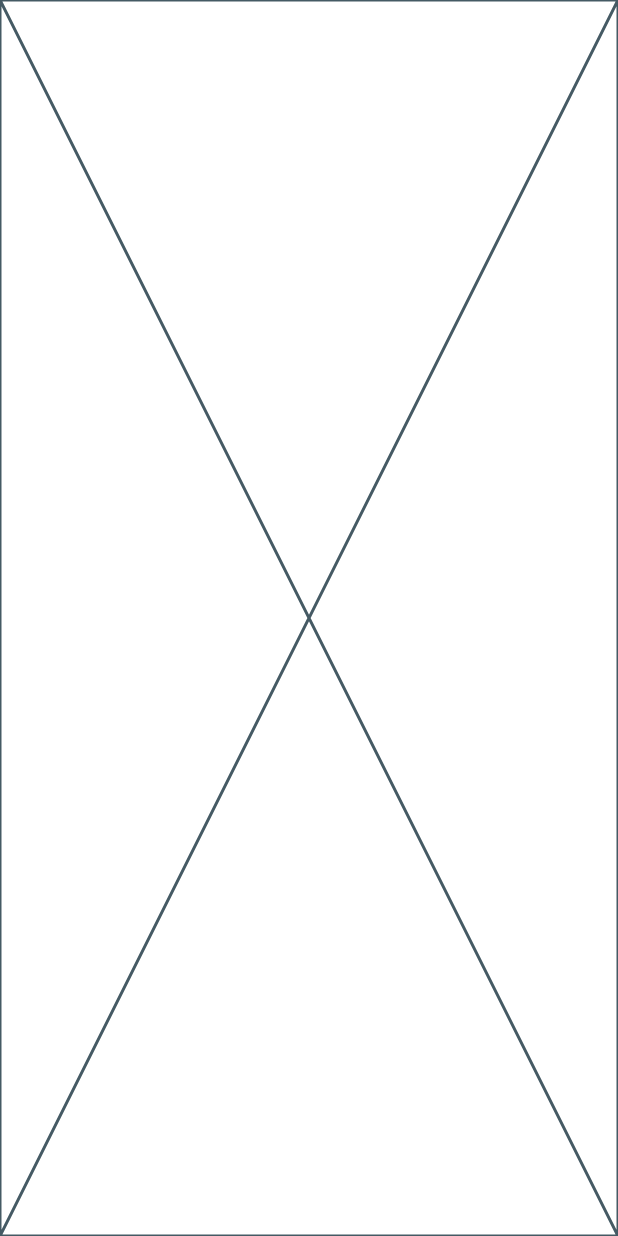
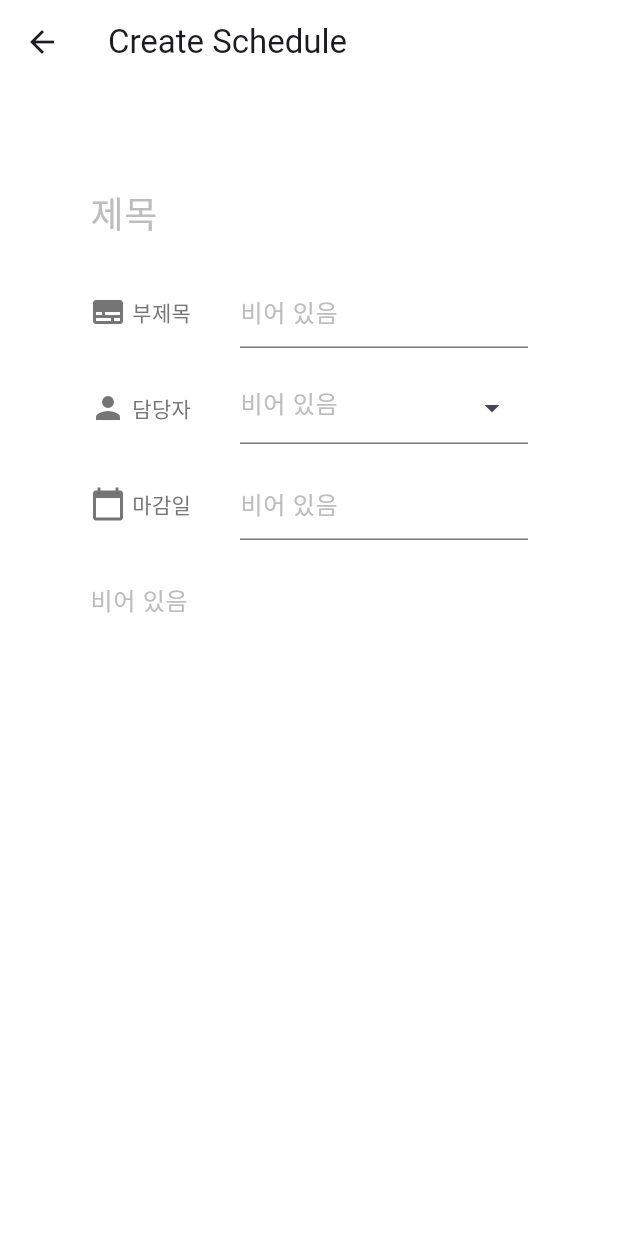
Before and after one commit to frihett/TodoListForProject, a Flutter app: the screen it shows after launch, after a tap on "일정 생성하기", on a phone screen of 412 x 824 dp. Run offline on Flutter 3.47's test engine with Material 3 defaults, Android fonts, the phone set to English and light mode, and no system bars; our stand-ins replace get.

Commit message:
feat: ScheduleCreatePage UI 뼈대 작성

```diff
--- a/lib/pages/schedule_create_page.dart
+++ b/lib/pages/schedule_create_page.dart
@@ -1,10 +1,138 @@
 import 'package:flutter/material.dart';
+import 'package:get/get.dart';
+import 'package:todo_list_for_project_1/controllers/schedule_controller.dart';
+import 'package:todo_list_for_project_1/models/schedule.dart';
+import 'package:todo_list_for_project_1/models/employee.dart';
 
-class ScheduleCreatePage extends StatelessWidget {
+class ScheduleCreatePage extends StatefulWidget {
   const ScheduleCreatePage({super.key});
 
   @override
+  _ScheduleCreatePageState createState() => _ScheduleCreatePageState();
+}
+
+class _ScheduleCreatePageState extends State<ScheduleCreatePage> {
+  final ScheduleController controller = Get.find<ScheduleController>();
+
+  @override
   Widget build(BuildContext context) {
-    return const Placeholder();
+    return Scaffold(
+      appBar: AppBar(
+        title: const Text('Create Schedule'),
+      ),
+      body: Padding(
+        padding: const EdgeInsets.all(60.0),
+        child: Column(
+          crossAxisAlignment: CrossAxisAlignment.start,
+          children: [
+            Container(
+              child: TextField(
+                decoration: const InputDecoration(
+                    hintText: '제목',
+                    hintStyle: TextStyle(
+                      color: Color(0xFFBDBDBD), // 연한 회색
+                    ),
+                    border: InputBorder.none),
+                style: TextStyle(fontSize: 24.0),
+                maxLines: 1,
+              ),
+            ),
+            const SizedBox(height: 16.0),
+            Row(
+              children: [
+                Container(
+                    width: 100,
+                    child: Row(
+                      children: [
+                        Icon(Icons.subtitles, color: Color(0xFF757575)),
+                        SizedBox(width: 4),
+                        Text('부제목', style: TextStyle(color: Color(0xFF757575))),
+                      ],
+                    )),
+                Expanded(
+                  child: TextField(
+                    decoration: const InputDecoration(
+                      hintText: '비어 있음',
+                      hintStyle: TextStyle(
+                        color: Color(0xFFBDBDBD), // 연한 회색
+                      ),
+                    ),
+                  ),
+                ),
+              ],
+            ),
+            const SizedBox(height: 16.0),
+            Row(
+              children: [
+                Container(
+                    width: 100,
+                    child: Row(
+                      children: [
+                        Icon(Icons.person, color: Color(0xFF757575)),
+                        SizedBox(width: 4),
+                        Text('담당자', style: TextStyle(color: Color(0xFF757575))),
+                      ],
+                    )),
+                Expanded(
+                  child: TextField(
+                    decoration: InputDecoration(
+                      hintText: '비어 있음',
+                      hintStyle: TextStyle(
+                        color: Color(0xFFBDBDBD), // 연한 회색
+                      ),
+                      suffixIcon: IconButton(
+                        icon: const Icon(Icons.arrow_drop_down),
+                        onPressed: () {
+                          // 직원 선택 기능을 나중에 추가할 수 있습니다.
+                        },
+                      ),
+                    ),
+                    readOnly: true,
+                  ),
+                ),
+              ],
+            ),
+            const SizedBox(height: 16.0),
+            Row(
+              children: [
+                Container(
+                    width: 100,
+                    child: Row(
+                      children: [
+                        Icon(Icons.calendar_today, color: Color(0xFF757575)),
+                        SizedBox(width: 4),
+                        Text('마감일', style: TextStyle(color: Color(0xFF757575))),
+                      ],
+                    )),
+                Expanded(
+                  child: TextField(
+                    decoration: InputDecoration(
+                      hintText: '비어 있음',
+                      hintStyle: TextStyle(
+                        color: Color(0xFFBDBDBD), // 연한 회색
+                      ),
+                    ),
+                    readOnly: true,
+                  ),
+                ),
+              ],
+            ),
+            const SizedBox(height: 16.0),
+            Expanded(
+              child: TextField(
+                decoration: const InputDecoration(
+                  hintText: '비어 있음',
+                  hintStyle: TextStyle(
+                    color: Color(0xFFBDBDBD), // 연한 회색
+                  ),
+                  border: InputBorder.none,
+                ),
+                maxLines: null, // 여러 줄 입력 허용
+              ),
+            ),
+          ],
+        ),
+      ),
+    );
   }
 }
```
